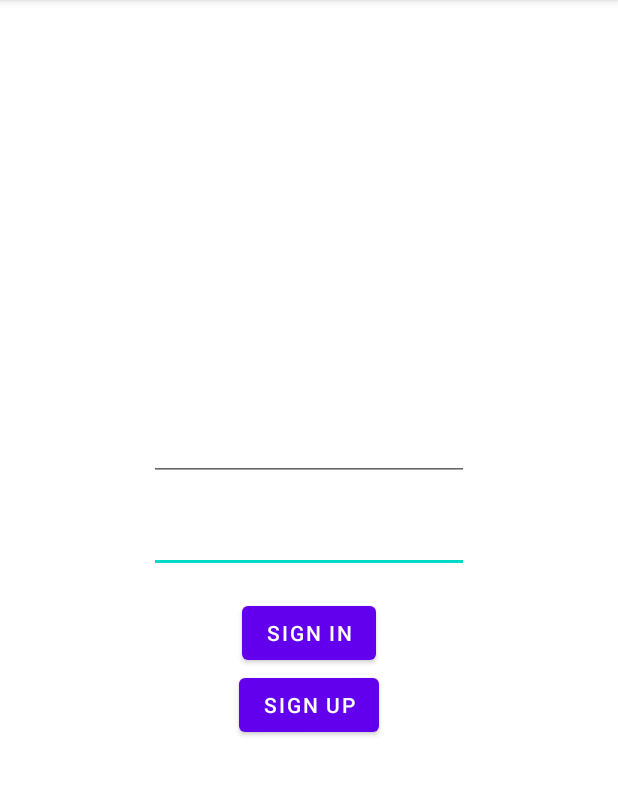
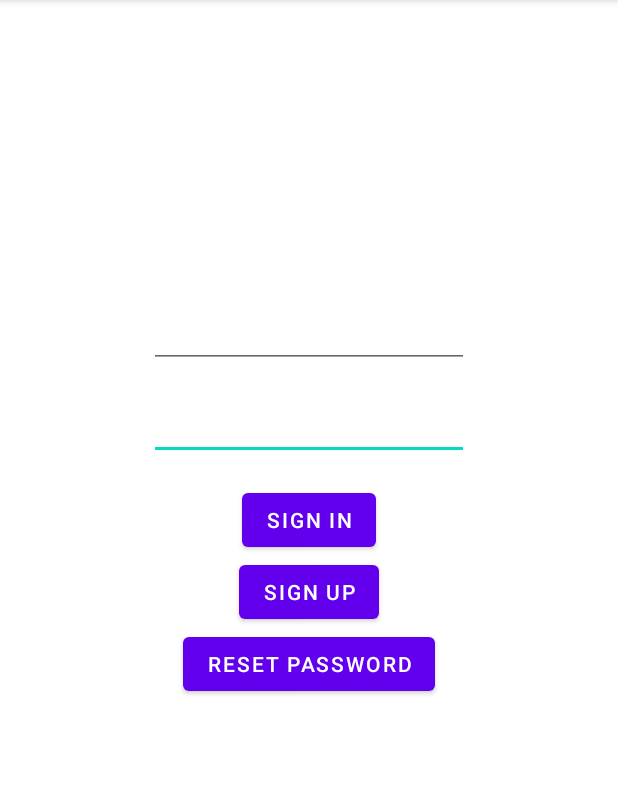
Before and after one commit to JuniaIsenAndroid2023-ELI/CineCollect, an Android app: the AuthenticationActivity screen opened directly, with no data from a screen before it, on a phone screen of 412 x 824 dp, the part 84-880 px from its top. Run offline under Robolectric (Android 15) with nearby library versions, the phone set to English and light mode, and no system bars; our stand-ins replace Firebase (no records; nobody signed in at launch, a user with empty details on screens opened directly).

Commit message:
added change password

```diff
--- a/app/src/main/res/layout/authentication.xml
+++ b/app/src/main/res/layout/authentication.xml
@@ -7,7 +7,7 @@
 
     <androidx.constraintlayout.widget.ConstraintLayout
         android:layout_width="0dp"
-        android:layout_height="250dp"
+        android:layout_height="400dp"
         app:layout_constraintBottom_toBottomOf="parent"
         app:layout_constraintEnd_toEndOf="parent"
         app:layout_constraintHorizontal_bias="0.0"
@@ -55,6 +55,16 @@
             app:layout_constraintEnd_toEndOf="parent"
             app:layout_constraintStart_toStartOf="parent"
             app:layout_constraintTop_toBottomOf="@+id/signInButton" />
+
+        <Button
+            android:id="@+id/passwordResetButton"
+            android:layout_width="wrap_content"
+            android:layout_height="wrap_content"
+            android:text="Reset Password"
+            app:layout_constraintEnd_toEndOf="parent"
+            app:layout_constraintStart_toStartOf="parent"
+            app:layout_constraintTop_toBottomOf="@+id/signUpButton" />
+
     </androidx.constraintlayout.widget.ConstraintLayout>
 
 </androidx.constraintlayout.widget.ConstraintLayout>
```
Also changed, not shown: app/src/main/java/com/example/cinecollect/AuthenticationActivity.java (+35 -9 lines).
